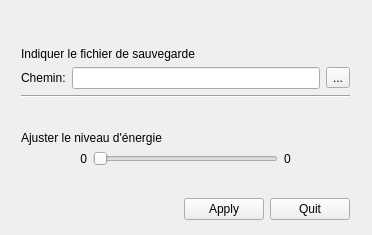
Old version of the form mainwindow.ui in the repository plefebvre91/WarzoneEasy.
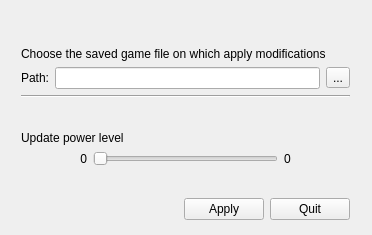
New version of the form.

```diff
--- a/mainwindow.ui
+++ b/mainwindow.ui
@@ -11,7 +11,16 @@
    </rect>
   </property>
   <property name="windowTitle">
-   <string>MainWindow</string>
+   <string notr="true">WarzoneEasy</string>
+  </property>
+  <property name="windowOpacity">
+   <double>1.000000000000000</double>
+  </property>
+  <property name="autoFillBackground">
+   <bool>false</bool>
+  </property>
+  <property name="animated">
+   <bool>false</bool>
   </property>
   <widget class="QWidget" name="centralWidget">
    <widget class="QWidget" name="verticalLayoutWidget">
@@ -44,7 +53,7 @@
          <item>
           <widget class="QLabel" name="label">
            <property name="text">
-            <string>Indiquer le fichier de sauvegarde</string>
+            <string>Choose the saved game file on which apply modifications</string>
            </property>
           </widget>
          </item>
@@ -53,7 +62,7 @@
            <item>
             <widget class="QLabel" name="lblFilePath">
              <property name="text">
-              <string>Chemin:</string>
+              <string>Path:</string>
              </property>
             </widget>
            </item>
@@ -102,7 +111,7 @@
        <item>
         <widget class="QLabel" name="label_2">
          <property name="text">
-          <string>Ajuster le niveau d'énergie</string>
+          <string>Update power level</string>
          </property>
         </widget>
        </item>
```
Left out of the diff: 9 changed lines with no effect on the pictures.
